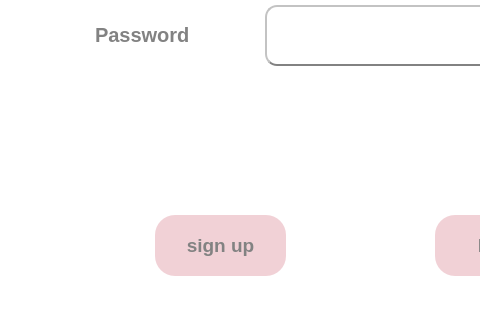
This is ui/login.ui in vidagharavian/cloud_service as Qt 5 draws it before an edit; both pictures show x 125 to 605 and y 395 to 715 of the 1000 by 799 pixel window. The edited form follows.
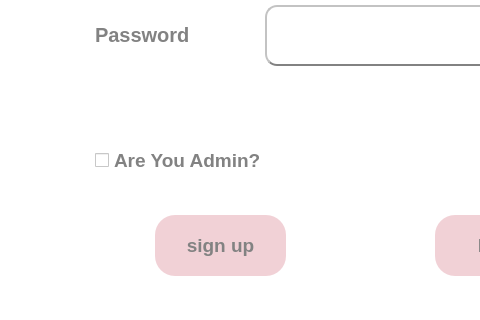
This is the edited form.

```diff
--- a/ui/login.ui
+++ b/ui/login.ui
@@ -229,6 +229,29 @@
 &lt;p style=&quot;-qt-paragraph-type:empty; margin-top:0px; margin-bottom:0px; margin-left:0px; margin-right:0px; -qt-block-indent:0; text-indent:0px; font-size:8pt;&quot;&gt;&lt;br /&gt;&lt;/p&gt;&lt;/body&gt;&lt;/html&gt;</string>
     </property>
    </widget>
+   <widget class="QCheckBox" name="is_admin">
+    <property name="geometry">
+     <rect>
+      <x>220</x>
+      <y>540</y>
+      <width>291</width>
+      <height>31</height>
+     </rect>
+    </property>
+    <property name="font">
+     <font>
+      <pointsize>14</pointsize>
+      <weight>75</weight>
+      <bold>true</bold>
+     </font>
+    </property>
+    <property name="styleSheet">
+     <string notr="true">color: rgb(130, 130, 130);</string>
+    </property>
+    <property name="text">
+     <string>Are You Admin?</string>
+    </property>
+   </widget>
   </widget>
   <widget class="QMenuBar" name="menubar">
    <property name="geometry">
```
